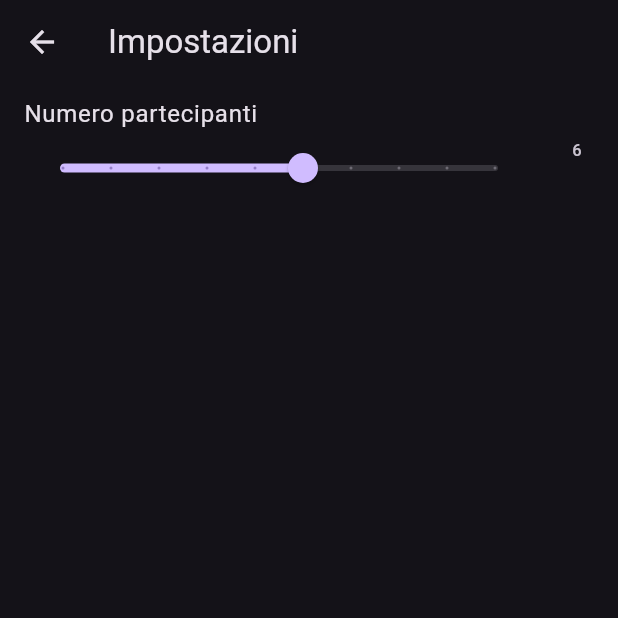
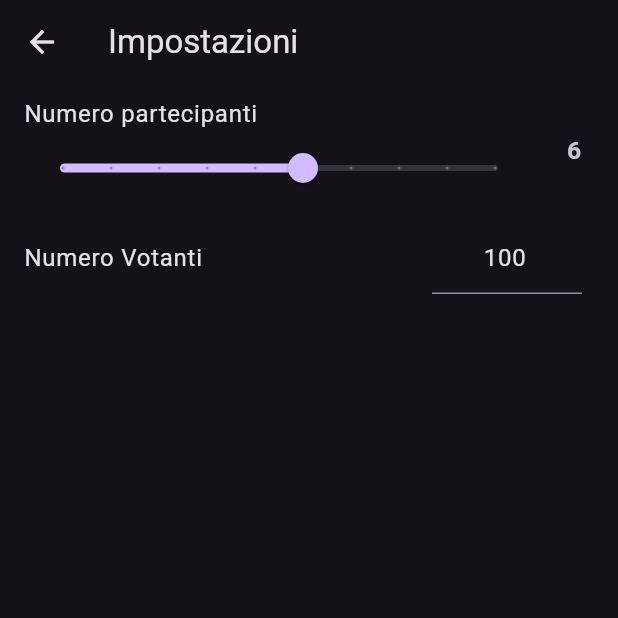
Before and after one commit to vantaggi/voto_tracker, a Flutter app: the screen it shows after launch, after a tap on the "settings" icon, on a phone screen of 412 x 824 dp, the top half of it. Run offline on Flutter 3.47's test engine with Material 3 defaults, Android fonts, the phone set to English and light mode, and no system bars; our stand-ins replace charts_flutter; missing offline and left inert: random_color.

Commit message:
ADD: numero votanti

```diff
--- a/lib/main.dart
+++ b/lib/main.dart
@@ -127,6 +127,7 @@ class _VotiPageState extends State<VotiPage> {
           // Calcola la maggioranza dei voti
           int maggioranza = (totale / 2).ceil();
           // Controlla se il primo candidato ha raggiunto la maggioranza
+          //TODO: controlla se lo scarto tra primo e secondo è maggiore dei voti rimasti da scrutinare
           if (dati[0].voti >= maggioranza) {
             // Imposta il vincitore con il nome del primo candidato
             vincitore = dati[0].nome;
@@ -298,6 +299,19 @@ class _VotiPageState extends State<VotiPage> {
                 child: creaGrafico(),
               ),
             ),
+
+            //widget che mostra il numero dei votanti
+            Padding(
+              padding: const EdgeInsets.all(8.0),
+              child: Row(
+                mainAxisAlignment: MainAxisAlignment.spaceBetween,
+                children: [
+                  Text("Votanti totali: ${settings.numVotanti}"),
+                  Text("Votanti rimasti: "), //TODO: calcolare votanti da scrutinare
+                ],
+              ),
+            ),
+
             // Il widget dei bottoni
             ListView.builder(
               shrinkWrap: true,
--- a/lib/settings.dart
+++ b/lib/settings.dart
@@ -1,5 +1,4 @@
 import "package:flutter/material.dart";
-
 
 class SettingsPage extends StatefulWidget {
   Settings settings;
@@ -11,45 +10,56 @@ class SettingsPage extends StatefulWidget {
 }
 
 class _SettingsState extends State<SettingsPage> {
-
   @override
   void initState() {
     super.initState();
   }
 
-  Widget creaOpzioneNumPartecipanti(){
-     TextEditingController numPartecipantiController = TextEditingController(text: widget.settings.numPartecipanti.toString());
+  Widget creaOpzioneNumPartecipanti() {
     return ListTile(
       title: const Text("Numero partecipanti"),
-      trailing: Text("${widget.settings.numPartecipanti}"),
-      /*trailing: SizedBox(
-        width: 40,
-        child: TextField(
-          keyboardType: TextInputType.number,
-          controller: numPartecipantiController,
-          textAlign: TextAlign.center,
-          maxLength: 2,
-          maxLines: 1,
-          onSubmitted: (value) => setState(() {
-            widget.settings.updateNumPartecipanti(int.parse(numPartecipantiController.text));
-          }),
-        ),
-      ),*/
-      subtitle: Slider(value: widget.settings.numPartecipanti.toDouble(), onChanged: (value){
-
-        setState(() {
-          widget.settings.updateNumPartecipanti(value.floor());
-        });
-
-      }, min: 2, max: 10, divisions: 9, ),
+      trailing: Text(
+        "${widget.settings.numPartecipanti}",
+        textAlign: TextAlign.center,
+        style: const TextStyle(fontWeight: FontWeight.bold),
+        textScaler: const TextScaler.linear(1.5),
+      ),
+      subtitle: Slider(
+        value: widget.settings.numPartecipanti.toDouble(),
+        onChanged: (value) {
+          setState(() {
+            widget.settings.updateNumPartecipanti(value.floor());
+          });
+        },
+        min: 2,
+        max: 10,
+        divisions: 9,
+      ),
     );
   }
 
-
+  Widget creaOpzioneNumVotanti() {
+    TextEditingController numVotantiController =
+        TextEditingController(text: widget.settings.numVotanti.toString());
+    return ListTile(
+      title: const Text("Numero Votanti"),
+      trailing: SizedBox(
+        width: 100,
+        child: TextField(
+          controller: numVotantiController,
+          textAlign: TextAlign.center,
+          maxLines: 1,
+          keyboardType: TextInputType.number,
+          onSubmitted: (value) => setState(() {
+            widget.settings.updateNumVotanti(int.parse(value));
+          }),
+        ),
+      ),
+    );
+  }
 
   @override
   Widget build(BuildContext context) {
-
     return Scaffold(
       appBar: AppBar(
         title: const Text("Impostazioni"),
@@ -58,41 +68,51 @@ class _SettingsState extends State<SettingsPage> {
         shrinkWrap: true,
         children: [
           creaOpzioneNumPartecipanti(),
+          creaOpzioneNumVotanti(),
         ],
       ),
     );
   }
 }
 
-class Settings{
+class Settings {
   bool _schedeBianche;
   bool _schedeNulle;
   int _numPartecipanti;
+  int _numVotanti;
 
   bool get schedeBianche => _schedeBianche;
   bool get schedeNulle => _schedeNulle;
   int get numPartecipanti => _numPartecipanti;
+  int get numVotanti => _numVotanti;
 
   Settings(
       {int numPartecipanti = 6,
       bool schedeBianche = true,
-      bool schedeNulle = true})
+      bool schedeNulle = true,
+      int numVotanti = 100})
       : _numPartecipanti = numPartecipanti,
         _schedeNulle = schedeNulle,
-        _schedeBianche = schedeBianche;
+        _schedeBianche = schedeBianche,
+        _numVotanti = numVotanti;
 
-  updateNumPartecipanti(int num){
-    if(num > 1){
+  void updateNumPartecipanti(int num) {
+    if (num > 1) {
       _numPartecipanti = num;
     }
   }
 
-  updateSchedeBianche(bool val){
+  void updateNumVotanti(int num) {
+    if (num > 1) {
+      _numVotanti = num;
+    }
+  }
+
+  void updateSchedeBianche(bool val) {
     _schedeBianche = val;
   }
 
-  updateSchedeNulle(bool val){
+  void updateSchedeNulle(bool val) {
     _schedeNulle = val;
   }
-
 }
```
